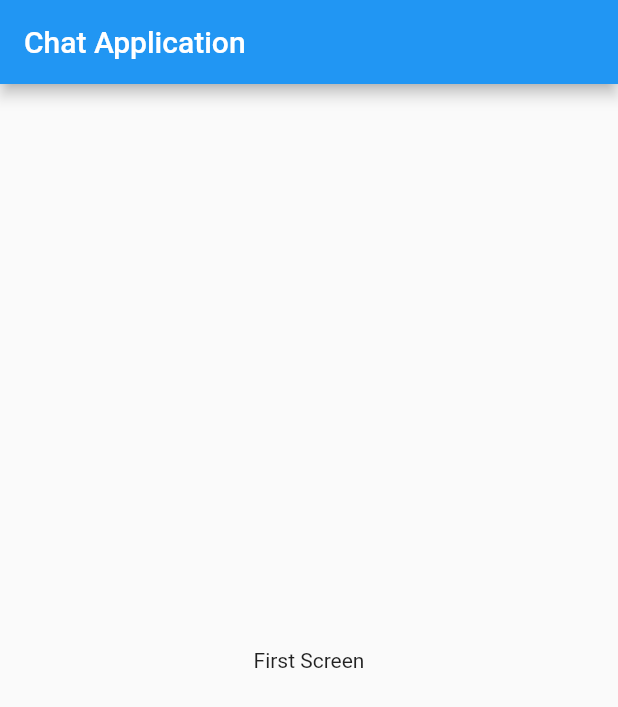
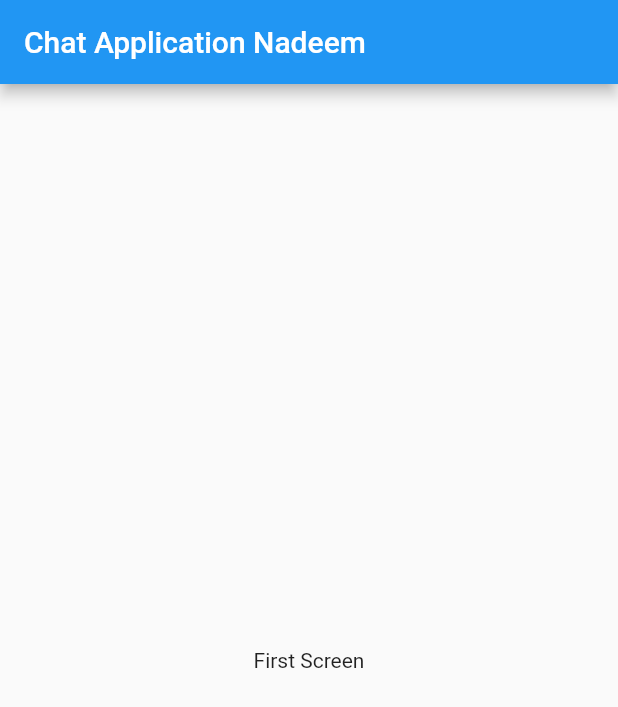
Before and after one commit to NadeemMasani/ChatApplication, a Flutter app: the screen it shows after launch, on a phone screen of 412 x 824 dp. Shown: the top 707 px of the screen. Run offline on Flutter 3.47's test engine with Material 2 defaults, Android fonts, the phone set to English and light mode, and no system bars.

Commit message:
First branch commit

```diff
--- a/lib/main.dart
+++ b/lib/main.dart
@@ -25,7 +25,7 @@ class _MyHomePageState extends State<MyHomePage> {
   Widget build(BuildContext context) {
     return Scaffold(
       appBar: AppBar(
-        title: Text('Chat Application'),
+        title: Text('Chat Application Nadeem'),
       ),
       body: Center(
         child: Text('First Screen'),
```
